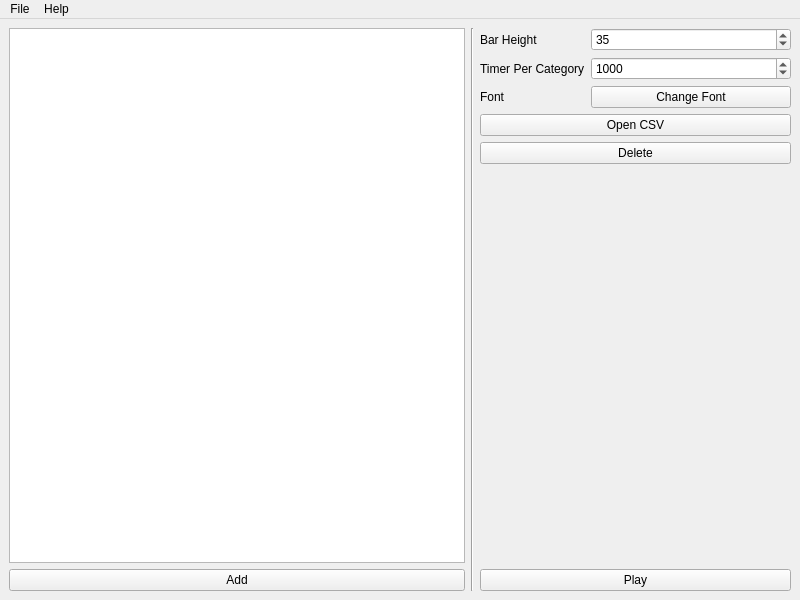
First picture: the form in picker/mainwindow.ui, repository nrbyte/numvisz, before the edit.
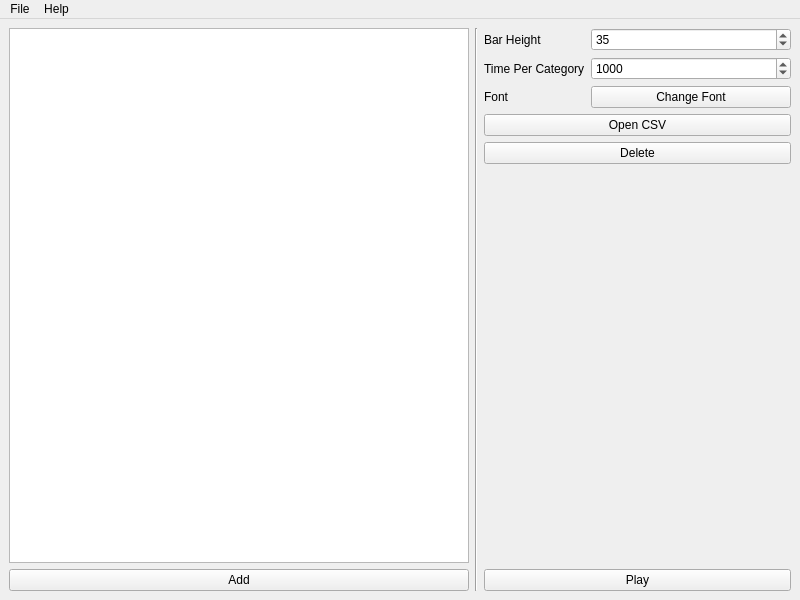
Second picture: the form after the edit.

Commit message: Set the window name and fixed a typo

Patch:
```diff
--- a/picker/mainwindow.ui
+++ b/picker/mainwindow.ui
@@ -71,7 +71,7 @@
           <item row="1" column="0">
            <widget class="QLabel" name="label_2">
             <property name="text">
-             <string>Timer Per Category</string>
+             <string>Time Per Category</string>
             </property>
            </widget>
           </item>
```
Left out of the diff: 2 changed lines with no effect on the pictures. The commit also changes 1 other file.
